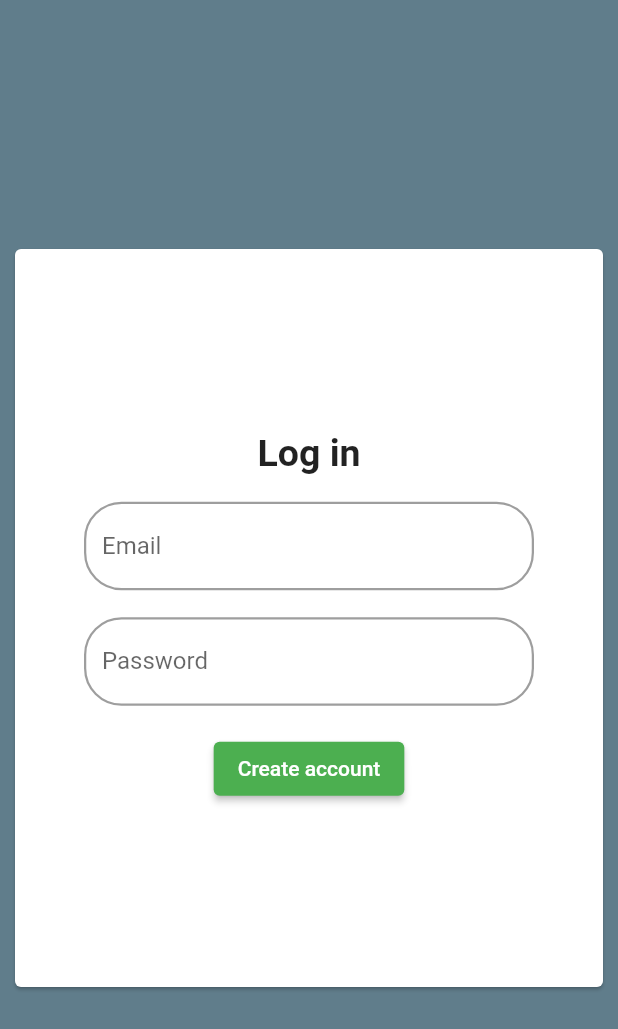
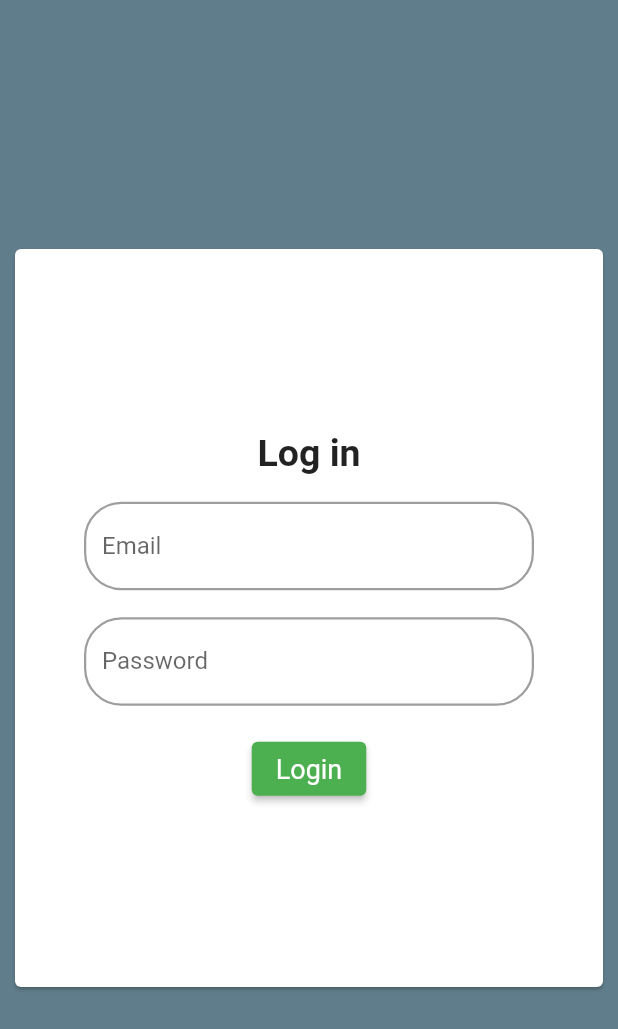
Before and after one commit to frksarkar/diary-book, a Flutter app: the screen it shows after launch, on a phone screen of 412 x 824 dp. Shown: the top 1029 px of the screen. Run offline on Flutter 3.47's test engine with Material 2 defaults, Android fonts, the light colour scheme and no system bars; our stand-ins replace cloud_firestore, firebase_core, syncfusion_flutter_datepicker; accounts and stored records are empty.

Commit message:
refactor code

```diff
--- a/lib/main.dart
+++ b/lib/main.dart
@@ -27,9 +27,7 @@ class MyApp extends StatelessWidget {
         visualDensity: VisualDensity.adaptivePlatformDensity,
         primarySwatch: Colors.green,
       ),
-      home: LoginPage(
-          emailController: TextEditingController(),
-          passwordController: TextEditingController()),
+      home: LoginPage(),
     );
   }
 }
--- a/lib/ui/gettingStartedPage.dart
+++ b/lib/ui/gettingStartedPage.dart
@@ -36,13 +36,8 @@ class GettingStartedPage extends StatelessWidget {
                 backgroundColor: Colors.amber.shade200,
                 padding: const EdgeInsets.all(16.0)),
             onPressed: () {
-              Navigator.push(
-                  context,
-                  MaterialPageRoute(
-                      builder: (context) => LoginPage(
-                            emailController: TextEditingController(),
-                            passwordController: TextEditingController(),
-                          )));
+              Navigator.push(context,
+                  MaterialPageRoute(builder: (context) => LoginPage()));
             },
           )
         ]),
--- a/lib/ui/login_page.dart
+++ b/lib/ui/login_page.dart
@@ -1,18 +1,13 @@
 import 'package:flutter/material.dart';
 
+import '../widget/login_from.dart';
+
 class LoginPage extends StatelessWidget {
-  final TextEditingController _emailTextController;
-  final TextEditingController _passwordTextController;
-  final GlobalKey<FormState>? _globalKey;
+  final TextEditingController _emailTextController = TextEditingController();
+  final TextEditingController _passwordTextController = TextEditingController();
+  final GlobalKey<FormState> _globalKey = GlobalKey<FormState>();
 
-  const LoginPage({
-    super.key,
-    required emailController,
-    required passwordController,
-    GlobalKey<FormState>? globalKey,
-  })  : _emailTextController = emailController,
-        _passwordTextController = passwordController,
-        _globalKey = globalKey;
+  LoginPage({super.key});
 
   @override
   Widget build(BuildContext context) {
@@ -26,54 +21,13 @@ class LoginPage extends StatelessWidget {
               child: Card(
                   child: Padding(
                 padding: const EdgeInsets.all(28.0),
-                child: Form(
-                  key: _globalKey,
-                  child: Column(
-                      mainAxisAlignment: MainAxisAlignment.center,
-                      children: [
-                        const Text('Log in',
-                            style: TextStyle(
-                                fontSize: 25, fontWeight: FontWeight.bold)),
-                        Padding(
-                          padding: const EdgeInsets.all(18.0),
-                          child: createInputField(
-                            context: context,
-                            hint: 'jhon@exapled.com',
-                            label: 'Email',
-                          ),
-                        ),
-                        Padding(
-                          padding: const EdgeInsets.only(
-                              left: 18.0, bottom: 18.0, right: 18.0),
-                          child: createInputField(
-                            context: context,
-                            label: 'Password',
-                          ),
-                        ),
-                        ElevatedButton(
-                            child: const Text('Create account'),
-                            onPressed: () {})
-                      ]),
-                ),
+                child: LoginForm(
+                    globalKey: _globalKey,
+                    emailTextController: _emailTextController,
+                    passwordTextController: _passwordTextController),
               )),
             ),
           ])),
     );
   }
-
-  TextFormField createInputField(
-      {required BuildContext context, required String label, String? hint}) {
-    return TextFormField(
-      controller: _emailTextController,
-      decoration: InputDecoration(
-          focusedBorder: OutlineInputBorder(
-              borderRadius: BorderRadius.circular(12),
-              borderSide: BorderSide(color: Theme.of(context).primaryColor)),
-          enabledBorder: OutlineInputBorder(
-              borderRadius: BorderRadius.circular(25),
-              borderSide: const BorderSide(color: Colors.grey, width: 1.5)),
-          label: Text(label),
-          hintText: hint),
-    );
-  }
 }
--- /dev/null
+++ b/lib/widget/input_field.dart
@@ -0,0 +1,22 @@
+import 'package:flutter/material.dart';
+
+TextFormField createInputField(
+    {required BuildContext context,
+    required String label,
+    String? hint,
+    required bool value,
+    required control}) {
+  return TextFormField(
+    obscureText: value,
+    controller: control,
+    decoration: InputDecoration(
+        focusedBorder: OutlineInputBorder(
+            borderRadius: BorderRadius.circular(12),
+            borderSide: BorderSide(color: Theme.of(context).primaryColor)),
+        enabledBorder: OutlineInputBorder(
+            borderRadius: BorderRadius.circular(25),
+            borderSide: const BorderSide(color: Colors.grey, width: 1.5)),
+        label: Text(label),
+        hintText: hint),
+  );
+}
--- /dev/null
+++ b/lib/widget/login_from.dart
@@ -0,0 +1,52 @@
+import 'package:flutter/material.dart';
+
+import 'input_field.dart';
+
+class LoginForm extends StatelessWidget {
+  const LoginForm({
+    super.key,
+    required GlobalKey<FormState>? globalKey,
+    required TextEditingController emailTextController,
+    required TextEditingController passwordTextController,
+  })  : _globalKey = globalKey,
+        _emailTextController = emailTextController,
+        _passwordTextController = passwordTextController;
+
+  final GlobalKey<FormState>? _globalKey;
+  final TextEditingController _emailTextController;
+  final TextEditingController _passwordTextController;
+
+  @override
+  Widget build(BuildContext context) {
+    return Form(
+      key: _globalKey,
+      child: Column(mainAxisAlignment: MainAxisAlignment.center, children: [
+        const Text('Log in',
+            style: TextStyle(fontSize: 25, fontWeight: FontWeight.bold)),
+        Padding(
+          padding: const EdgeInsets.all(18.0),
+          child: createInputField(
+            context: context,
+            hint: 'jhon@exapled.com',
+            label: 'Email',
+            value: false,
+            control: _emailTextController,
+          ),
+        ),
+        Padding(
+          padding: const EdgeInsets.only(left: 18.0, bottom: 18.0, right: 18.0),
+          child: createInputField(
+            context: context,
+            label: 'Password',
+            value: true,
+            control: _passwordTextController,
+          ),
+        ),
+        ElevatedButton(
+            style: ElevatedButton.styleFrom(textStyle: TextStyle(fontSize: 18)),
+            child: const Text('Login'),
+            onPressed: () {})
+      ]),
+    );
+  }
+}
```
